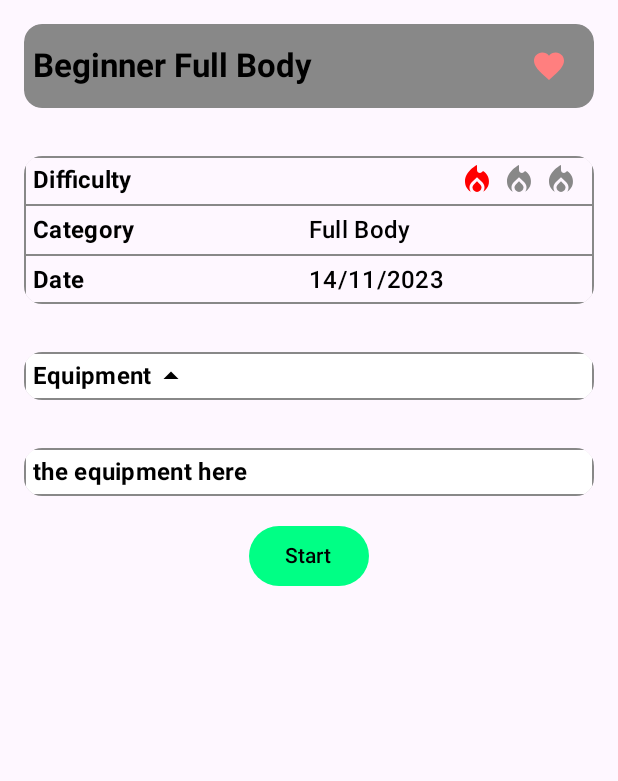
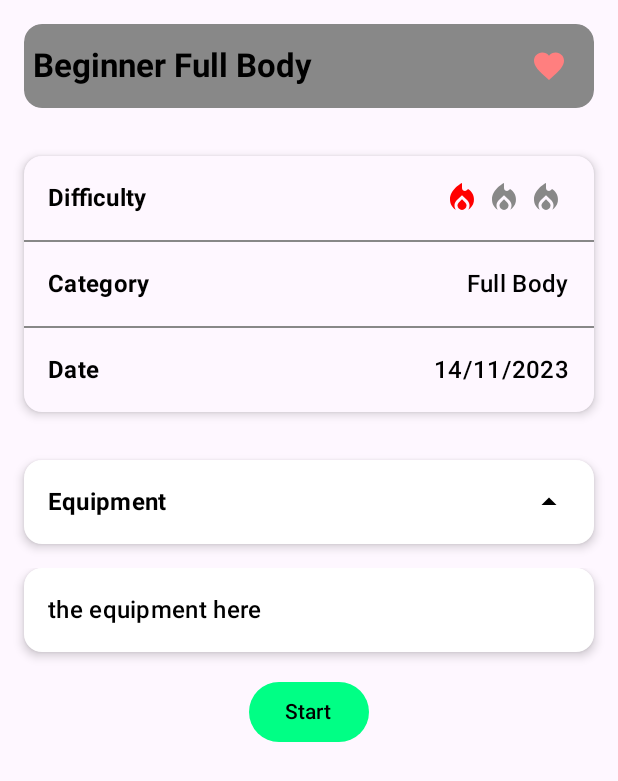
Before and after one commit to motegui/FITCENTER-APP, an Android app built with Jetpack Compose: the composable Workout shown on its own in the app's theme, after a tap on "Expand/Collapse", on a phone screen of 412 x 824 dp. Shown: the top 781 px of the screen. Run offline under Robolectric (Android 15) with nearby library versions, the phone set to English and light mode, and no system bars; 1 other tap on this screen came first.

Commit message:
improvements in style

```diff
--- a/app/src/main/java/ar/edu/itba/hci/fitcenter/screens/Workout.kt
+++ b/app/src/main/java/ar/edu/itba/hci/fitcenter/screens/Workout.kt
@@ -139,14 +139,12 @@ fun Workout(navController: NavController? = null, store: Store? = null) {
                     .animateContentSize()
                     .padding(16.dp)
                     .fillMaxWidth()
-                    .clip(MaterialTheme.shapes.medium)
-                    .border(1.dp, Color.Gray) // Agregar un borde gris de 1dp
             ) {
                 Column {
                     Row(
                         modifier = Modifier
                             .fillMaxWidth()
-                            .padding(top = 4.dp, start = 6.dp, end = 6.dp, bottom = 4.dp),
+                            .padding(top = 16.dp, start = 16.dp, end = 16.dp, bottom = 16.dp),
                         verticalAlignment = Alignment.CenterVertically
                     ) {
                         Text(
@@ -165,7 +163,7 @@ fun Workout(navController: NavController? = null, store: Store? = null) {
                     Row(
                         modifier = Modifier
                             .fillMaxWidth()
-                            .padding(top = 4.dp, start = 6.dp, end = 6.dp, bottom = 4.dp),
+                            .padding(top = 16.dp, start = 16.dp, end = 16.dp, bottom = 16.dp),
                         verticalAlignment = Alignment.CenterVertically
                     ) {
                         Text(
@@ -180,7 +178,7 @@ fun Workout(navController: NavController? = null, store: Store? = null) {
                             Text(
                                 text = routine.category.name,
                                 style = MaterialTheme.typography.titleMedium,
-                                modifier = Modifier.weight(1f)
+                                //modifier = Modifier.weight(1f)
                             )
                         }
 
@@ -189,7 +187,7 @@ fun Workout(navController: NavController? = null, store: Store? = null) {
                     Row(
                         modifier = Modifier
                             .fillMaxWidth()
-                            .padding(top = 4.dp, start = 6.dp, end = 6.dp, bottom = 4.dp),
+                            .padding(top = 16.dp, start = 16.dp, end = 16.dp, bottom = 16.dp),
                         verticalAlignment = Alignment.CenterVertically
                     ) {
                         Text(
@@ -204,7 +202,7 @@ fun Workout(navController: NavController? = null, store: Store? = null) {
                             Text(
                                 text = formatDate(routine.date),
                                 style = MaterialTheme.typography.titleMedium,
-                                modifier = Modifier.weight(1f)
+                                //modifier = Modifier.weight(1f)
                             )
                         }
                     }
@@ -219,52 +217,53 @@ fun Workout(navController: NavController? = null, store: Store? = null) {
                 .animateContentSize()
                 .padding(16.dp)
                 .fillMaxWidth()
-                .clip(MaterialTheme.shapes.medium)
-                .border(1.dp, Color.Gray) // Agregar un borde gris de 1dp
         ) {
                 Row(
                     modifier = Modifier
                     .fillMaxWidth()
-                    .padding(top = 4.dp, start = 6.dp, end = 6.dp, bottom = 4.dp),
+                    .padding(top = 4.dp, start = 16.dp, end = 6.dp, bottom = 4.dp),
                     verticalAlignment = Alignment.CenterVertically
                 ){
                     Text(
                         text = stringResource(R.string.equipment),
+                        modifier = Modifier.weight(1f),
                         style = MaterialTheme.typography.titleMedium.copy(
                             fontWeight = FontWeight.Bold,
                             color = Color.Black
-                        ) )
-                    Icon(
-                        imageVector = if (isEquipemntExpanded) Icons.Default.ArrowDropUp else Icons.Default.ArrowDropDown,
-                        tint = Color.Black,
-                        contentDescription = "Expand/Collapse",
-                        modifier = Modifier.clickable { isEquipemntExpanded = !isEquipemntExpanded }
-                                .align(Alignment.CenterVertically)
+                        )
                     )
+                    IconButton(
+                        onClick = {
+                            isEquipemntExpanded = !isEquipemntExpanded
+                        },
+                        modifier = Modifier.align(Alignment.CenterVertically)
+                    ) {
+                        Icon(
+                            imageVector = if (isEquipemntExpanded) Icons.Default.ArrowDropUp else Icons.Default.ArrowDropDown,
+                            tint = Color.Black,
+                            contentDescription = "Expand/Collapse",
+                        )
+                    }
                 }
         }
         if(isEquipemntExpanded==true){
             Surface(
                 shape = MaterialTheme.shapes.medium,
+                shadowElevation = 4.dp,
                 color = Color.White,
-                shadowElevation = 4.dp,
                 modifier = Modifier
                     .animateContentSize()
-                    .padding(16.dp)
+                    .padding(start = 16.dp, end = 16.dp, bottom = 16.dp)
                     .fillMaxWidth()
-                    .clip(MaterialTheme.shapes.medium)
-                    .border(1.dp, Color.Gray) // Agregar un borde gris de 1dp
             ) {
                 Row(
                     modifier = Modifier
                         .fillMaxWidth()
-                        .padding(top = 4.dp, start = 6.dp, end = 6.dp, bottom = 4.dp),
+                        .padding(top = 16.dp, start = 16.dp, end = 16.dp, bottom = 16.dp),
                     verticalAlignment = Alignment.CenterVertically){
                     Text(
                         text = "the equipment here",
-                        style = MaterialTheme.typography.titleMedium.copy(
-                            fontWeight = FontWeight.Bold,
-                            color = Color.Black))
+                        style = MaterialTheme.typography.titleMedium)
                 }
             }
         }
```
